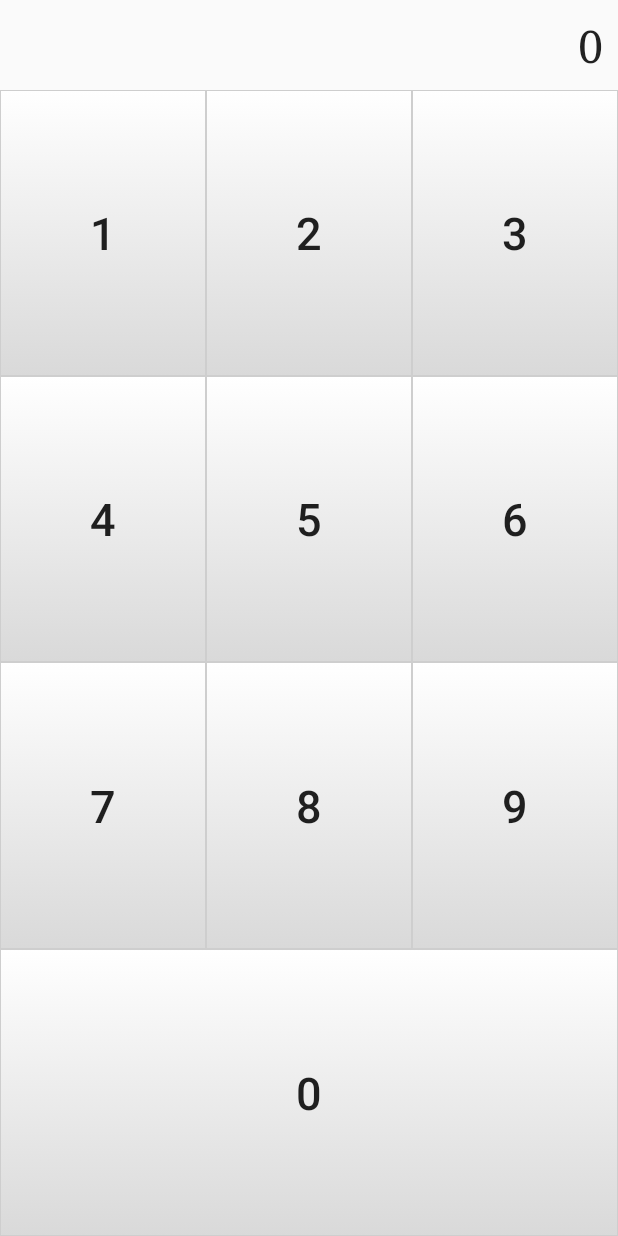
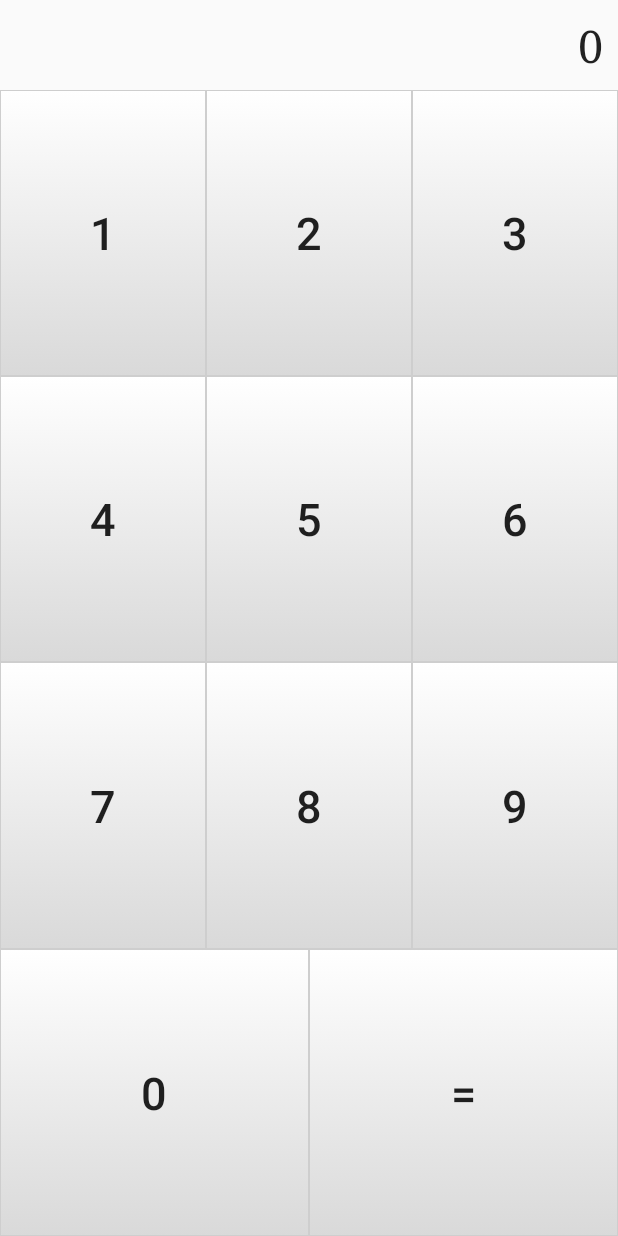
Before and after one commit to Rekamux/GWCCalculator, an Android app: the screen it shows after launch (MainActivity), on a phone screen of 412 x 824 dp. Run offline under Robolectric (Android 15) with nearby library versions, the phone set to English and light mode, and no system bars.

```diff
--- a/app/src/main/java/com/gwc/ax/gwccalculator/MainActivity.java
+++ b/app/src/main/java/com/gwc/ax/gwccalculator/MainActivity.java
@@ -13,10 +13,14 @@ public class MainActivity extends AppCompatActivity
     private int[] numericButtons = {R.id.buttonOne, R.id.buttonTwo, R.id.buttonThree, R.id.buttonFour, R.id.buttonFive, R.id.buttonSix, R.id.buttonSeven, R.id.buttonEight, R.id.buttonNine, R.id.buttonZero}; // The other numeric buttons will be added later
     // IDs of all the operator buttons
     private int[] operatorButtons = {}; // They will be added later
+    // The ID of the "=" button
+    private int equalButton = R.id.buttonEqual;
     // TextView used to display the output
     private TextView screenTextView;
     // The actual value of the expression
     private int screenValue;
+    // The value of the pressed numeric button
+    private int numericButtonValue;
 
     // Show the screenValue in the screenTextView
     private void updateScreenTextView()
@@ -35,6 +39,8 @@ public class MainActivity extends AppCompatActivity
         screenValue = 0;
         // Show the value on the screen
         updateScreenTextView();
+        // The numeric button value is at 0
+        numericButtonValue = 0;
 
         // All the numeric buttons use the NumericButtonListener listener
         NumericButtonListener numericButtonListener = new NumericButtonListener();
@@ -42,6 +48,9 @@ public class MainActivity extends AppCompatActivity
         {
             findViewById(id).setOnClickListener(numericButtonListener);
         }
+
+        EqualButtonListener equalButtonListener = new EqualButtonListener();
+        findViewById(equalButton).setOnClickListener(equalButtonListener);
     }
 
     private class NumericButtonListener implements View.OnClickListener
@@ -53,10 +62,20 @@ public class MainActivity extends AppCompatActivity
             Button button = (Button) v;
             // Gather the text shown by the button
             String text = button.getText().toString();
-            // Extract the numeric value of that text
-            int buttonValue = Integer.valueOf(text);
-            // Do math with the existing value
-            screenValue = screenValue + buttonValue;
+            // Extract the numeric value of that text and store it in the numeric button value
+            numericButtonValue = Integer.valueOf(text);
+            // Show it on the screen
+            screenTextView.setText(text);
+        }
+    }
+
+    private class EqualButtonListener implements View.OnClickListener
+    {
+        @Override
+        public void onClick(View v)
+        {
+            // When you click on it, add the value above to the current value
+            screenValue = screenValue + numericButtonValue;
             // Show the result on the screen
             updateScreenTextView();
         }
--- a/app/src/main/res/layout/activity_main.xml
+++ b/app/src/main/res/layout/activity_main.xml
@@ -127,6 +127,14 @@
                 android:background="@drawable/button"
                 android:id="@+id/buttonZero"
                 android:text="0" />
+            <Button
+                android:layout_width="0dp"
+                android:layout_height="match_parent"
+                android:layout_weight="1"
+                android:textSize="30sp"
+                android:background="@drawable/button"
+                android:id="@+id/buttonEqual"
+                android:text="=" />
         </LinearLayout>
     </LinearLayout>
 </RelativeLayout>
```
